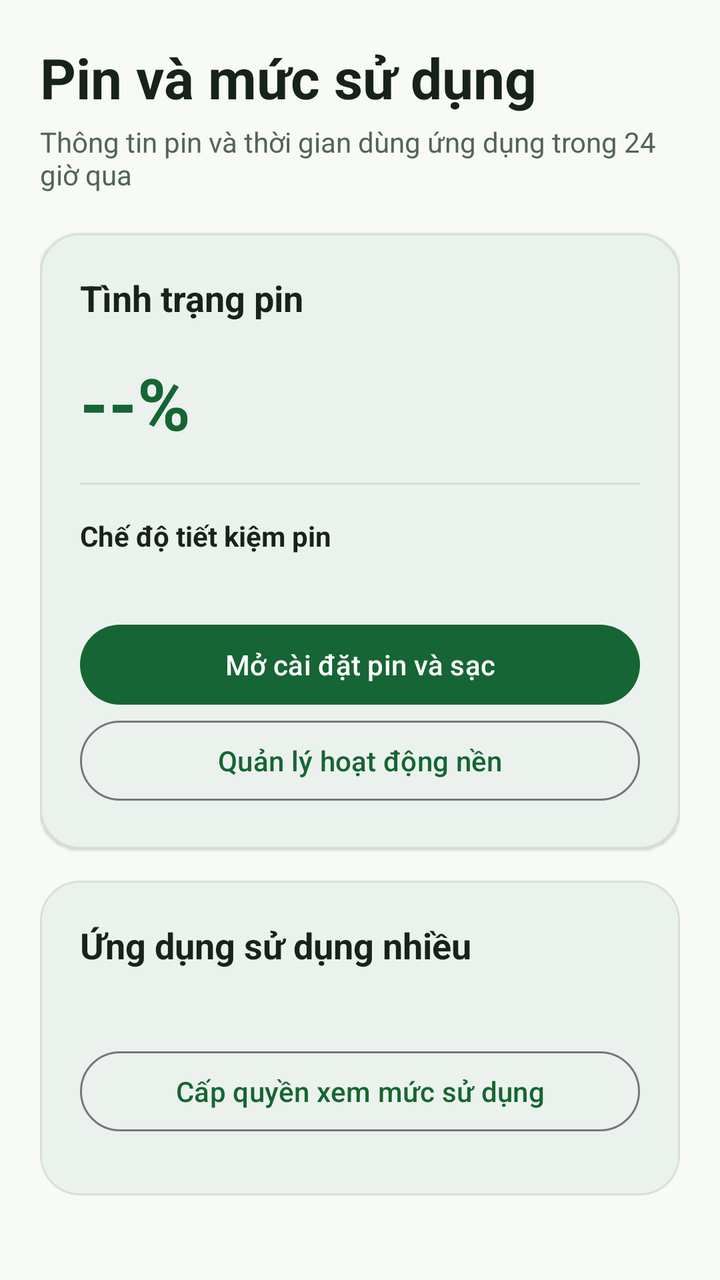
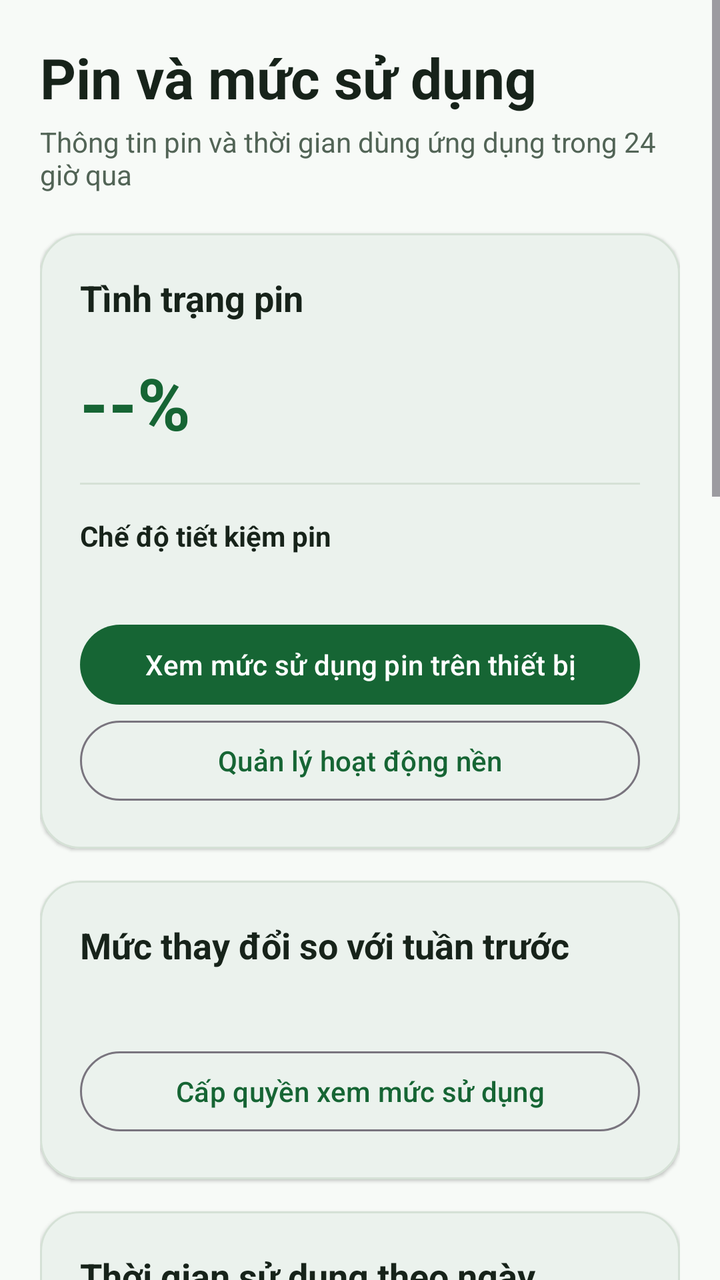

Before-and-after screenshots of an Android layout around one commit, followed by the original layout XML and the change that was made.
<!-- AndroidManifest.xml: application theme Theme.BatterySaver -->
<!-- res/layout/activity_usage.xml -->
<?xml version="1.0" encoding="utf-8"?>
<ScrollView xmlns:android="http://schemas.android.com/apk/res/android"
    xmlns:app="http://schemas.android.com/apk/res-auto"
    android:layout_width="match_parent"
    android:layout_height="match_parent"
    android:background="?attr/colorSurface"
    android:fillViewport="true">
    <LinearLayout
        android:layout_width="match_parent"
        android:layout_height="wrap_content"
        android:orientation="vertical"
        android:padding="20dp">
        <TextView android:layout_width="match_parent" android:layout_height="wrap_content" android:text="@string/usage_title" android:textColor="?attr/colorOnSurface" android:textSize="28sp" android:textStyle="bold" />
        <TextView android:layout_width="match_parent" android:layout_height="wrap_content" android:layout_marginTop="4dp" android:text="@string/usage_subtitle" android:textColor="?attr/colorOnSurfaceVariant" android:textSize="14sp" />

        <com.google.android.material.card.MaterialCardView android:layout_width="match_parent" android:layout_height="wrap_content" android:layout_marginTop="20dp" app:cardCornerRadius="20dp" app:cardElevation="1dp" app:strokeColor="?attr/colorOutlineVariant" app:strokeWidth="1dp">
            <LinearLayout android:layout_width="match_parent" android:layout_height="wrap_content" android:orientation="vertical" android:padding="20dp">
                <TextView android:layout_width="match_parent" android:layout_height="wrap_content" android:text="@string/battery_overview" android:textColor="?attr/colorOnSurface" android:textSize="18sp" android:textStyle="bold" />
                <LinearLayout android:layout_width="match_parent" android:layout_height="wrap_content" android:layout_marginTop="16dp" android:gravity="center_vertical" android:orientation="horizontal">
                    <TextView android:id="@+id/usageBatteryLevel" android:layout_width="wrap_content" android:layout_height="wrap_content" android:text="--%" android:textColor="?attr/colorPrimary" android:textSize="36sp" android:textStyle="bold" />
                    <TextView android:id="@+id/usageBatteryStatus" android:layout_width="wrap_content" android:layout_height="wrap_content" android:layout_marginStart="12dp" android:textColor="?attr/colorOnSurfaceVariant" android:textSize="15sp" />
                </LinearLayout>
                <View android:layout_width="match_parent" android:layout_height="1dp" android:layout_marginTop="16dp" android:background="?attr/colorOutlineVariant" />
                <TextView android:layout_width="match_parent" android:layout_height="wrap_content" android:layout_marginTop="16dp" android:text="@string/saver_state_title" android:textColor="?attr/colorOnSurface" android:textStyle="bold" />
                <TextView android:id="@+id/saverState" android:layout_width="match_parent" android:layout_height="wrap_content" android:layout_marginTop="4dp" android:textColor="?attr/colorOnSurfaceVariant" />
                <com.google.android.material.button.MaterialButton android:id="@+id/openBatterySettings" android:layout_width="match_parent" android:layout_height="wrap_content" android:layout_marginTop="8dp" android:text="@string/open_battery_settings" />
                <com.google.android.material.button.MaterialButton android:id="@+id/openBackgroundSettings" style="@style/Widget.Material3.Button.OutlinedButton" android:layout_width="match_parent" android:layout_height="wrap_content" android:text="@string/open_background_settings" />
            </LinearLayout>
        </com.google.android.material.card.MaterialCardView>

        <com.google.android.material.card.MaterialCardView android:layout_width="match_parent" android:layout_height="wrap_content" android:layout_marginTop="16dp" app:cardCornerRadius="20dp" app:cardElevation="1dp" app:strokeColor="?attr/colorOutlineVariant" app:strokeWidth="1dp">
            <LinearLayout android:layout_width="match_parent" android:layout_height="wrap_content" android:orientation="vertical" android:padding="20dp">
                <TextView android:layout_width="match_parent" android:layout_height="wrap_content" android:text="@string/app_usage_title" android:textColor="?attr/colorOnSurface" android:textSize="18sp" android:textStyle="bold" />
                <TextView android:id="@+id/usageHint" android:layout_width="match_parent" android:layout_height="wrap_content" android:layout_marginTop="6dp" android:textColor="?attr/colorOnSurfaceVariant" android:textSize="14sp" />
                <com.google.android.material.button.MaterialButton android:id="@+id/grantUsageAccess" style="@style/Widget.Material3.Button.OutlinedButton" android:layout_width="match_parent" android:layout_height="wrap_content" android:layout_marginTop="12dp" android:text="@string/grant_usage_access" />
                <LinearLayout android:id="@+id/appUsageList" android:layout_width="match_parent" android:layout_height="wrap_content" android:layout_marginTop="8dp" android:orientation="vertical" />
            </LinearLayout>
        </com.google.android.material.card.MaterialCardView>
    </LinearLayout>
</ScrollView>
<!-- resources referenced by this layout -->
<resources>
  <string name="app_usage_title">Ứng dụng sử dụng nhiều</string>
  <string name="battery_overview">Tình trạng pin</string>
  <string name="grant_usage_access">Cấp quyền xem mức sử dụng</string>
  <string name="open_background_settings">Quản lý hoạt động nền</string>
  <string name="open_battery_settings">Mở cài đặt pin và sạc</string>
  <string name="saver_state_title">Chế độ tiết kiệm pin</string>
  <string name="usage_subtitle">Thông tin pin và thời gian dùng ứng dụng trong 24 giờ qua</string>
  <string name="usage_title">Pin và mức sử dụng</string>
  <style name="Theme.BatterySaver" parent="Theme.Material3.DayNight">
          <item name="colorPrimary">@color/green_primary</item>
          <item name="colorSecondary">@color/green_light</item>
          <item name="colorSurface">#F7FAF7</item>
          <item name="colorSurfaceVariant">#E8F0E8</item>
          <item name="colorOnSurface">#17231A</item>
          <item name="colorOnSurfaceVariant">#526456</item>
          <item name="colorOutlineVariant">#D5E1D6</item>
      </style>
  <color name="green_primary">#166534</color>
  <color name="green_light">#86EFAC</color>
</resources>

<!-- the commit's change to res/layout/activity_usage.xml (unified diff, before → after) -->
@@ -33,6 +33,30 @@
                 <TextView android:layout_width="match_parent" android:layout_height="wrap_content" android:text="@string/app_usage_title" android:textColor="?attr/colorOnSurface" android:textSize="18sp" android:textStyle="bold" />
                 <TextView android:id="@+id/usageHint" android:layout_width="match_parent" android:layout_height="wrap_content" android:layout_marginTop="6dp" android:textColor="?attr/colorOnSurfaceVariant" android:textSize="14sp" />
                 <com.google.android.material.button.MaterialButton android:id="@+id/grantUsageAccess" style="@style/Widget.Material3.Button.OutlinedButton" android:layout_width="match_parent" android:layout_height="wrap_content" android:layout_marginTop="12dp" android:text="@string/grant_usage_access" />
+            </LinearLayout>
+        </com.google.android.material.card.MaterialCardView>
+
+        <com.google.android.material.card.MaterialCardView android:layout_width="match_parent" android:layout_height="wrap_content" android:layout_marginTop="16dp" app:cardCornerRadius="20dp" app:cardElevation="1dp" app:strokeColor="?attr/colorOutlineVariant" app:strokeWidth="1dp">
+            <LinearLayout android:layout_width="match_parent" android:layout_height="wrap_content" android:orientation="vertical" android:padding="20dp">
+                <TextView android:layout_width="match_parent" android:layout_height="wrap_content" android:text="@string/weekday_chart_title" android:textColor="?attr/colorOnSurface" android:textSize="18sp" android:textStyle="bold" />
+                <TextView android:layout_width="match_parent" android:layout_height="wrap_content" android:layout_marginTop="4dp" android:text="@string/weekday_chart_subtitle" android:textColor="?attr/colorOnSurfaceVariant" android:textSize="14sp" />
+                <com.example.batterysaver.UsageChartView android:id="@+id/weekdayChart" android:layout_width="match_parent" android:layout_height="190dp" android:layout_marginTop="12dp" />
+            </LinearLayout>
+        </com.google.android.material.card.MaterialCardView>
+
+        <com.google.android.material.card.MaterialCardView android:layout_width="match_parent" android:layout_height="wrap_content" android:layout_marginTop="16dp" app:cardCornerRadius="20dp" app:cardElevation="1dp" app:strokeColor="?attr/colorOutlineVariant" app:strokeWidth="1dp">
+            <LinearLayout android:layout_width="match_parent" android:layout_height="wrap_content" android:orientation="vertical" android:padding="20dp">
+                <TextView android:layout_width="match_parent" android:layout_height="wrap_content" android:text="@string/week_chart_title" android:textColor="?attr/colorOnSurface" android:textSize="18sp" android:textStyle="bold" />
+                <TextView android:id="@+id/weekComparisonHint" android:layout_width="match_parent" android:layout_height="wrap_content" android:layout_marginTop="4dp" android:textColor="?attr/colorOnSurfaceVariant" android:textSize="14sp" />
+                <com.example.batterysaver.UsageChartView android:id="@+id/weekChart" android:layout_width="match_parent" android:layout_height="190dp" android:layout_marginTop="12dp" />
+            </LinearLayout>
+        </com.google.android.material.card.MaterialCardView>
+
+        <com.google.android.material.card.MaterialCardView android:layout_width="match_parent" android:layout_height="wrap_content" android:layout_marginTop="16dp" app:cardCornerRadius="20dp" app:cardElevation="1dp" app:strokeColor="?attr/colorOutlineVariant" app:strokeWidth="1dp">
+            <LinearLayout android:layout_width="match_parent" android:layout_height="wrap_content" android:orientation="vertical" android:padding="20dp">
+                <TextView android:layout_width="match_parent" android:layout_height="wrap_content" android:text="@string/top_apps_title" android:textColor="?attr/colorOnSurface" android:textSize="18sp" android:textStyle="bold" />
+                <TextView android:layout_width="match_parent" android:layout_height="wrap_content" android:layout_marginTop="4dp" android:text="@string/battery_attribution_note" android:textColor="?attr/colorOnSurfaceVariant" android:textSize="14sp" />
+                <com.example.batterysaver.UsageChartView android:id="@+id/appChart" android:layout_width="match_parent" android:layout_height="220dp" android:layout_marginTop="12dp" />
                 <LinearLayout android:id="@+id/appUsageList" android:layout_width="match_parent" android:layout_height="wrap_content" android:layout_marginTop="8dp" android:orientation="vertical" />
             </LinearLayout>
         </com.google.android.material.card.MaterialCardView>
<!-- resource entries referenced after the edit -->
@@ -1,13 +1,18 @@
 <!-- resources referenced by this layout -->
 <resources>
-  <string name="app_usage_title">Ứng dụng sử dụng nhiều</string>
+  <string name="app_usage_title">Mức thay đổi so với tuần trước</string>
+  <string name="battery_attribution_note">Mỗi ứng dụng hiển thị thời gian tuần này và tuần trước. Đây là thời gian trên màn hình; Android không cung cấp mức hao pin theo từng ứng dụng cho ứng dụng thông thường.</string>
   <string name="battery_overview">Tình trạng pin</string>
   <string name="grant_usage_access">Cấp quyền xem mức sử dụng</string>
   <string name="open_background_settings">Quản lý hoạt động nền</string>
-  <string name="open_battery_settings">Mở cài đặt pin và sạc</string>
+  <string name="open_battery_settings">Xem mức sử dụng pin trên thiết bị</string>
   <string name="saver_state_title">Chế độ tiết kiệm pin</string>
+  <string name="top_apps_title">So sánh thời gian dùng ứng dụng theo tuần</string>
   <string name="usage_subtitle">Thông tin pin và thời gian dùng ứng dụng trong 24 giờ qua</string>
   <string name="usage_title">Pin và mức sử dụng</string>
+  <string name="week_chart_title">So sánh thời gian giữa các tuần</string>
+  <string name="weekday_chart_subtitle">Thời gian dùng ứng dụng trong 7 ngày gần nhất</string>
+  <string name="weekday_chart_title">Thời gian sử dụng theo ngày</string>
   <style name="Theme.BatterySaver" parent="Theme.Material3.DayNight">
           <item name="colorPrimary">@color/green_primary</item>
           <item name="colorSecondary">@color/green_light</item>
